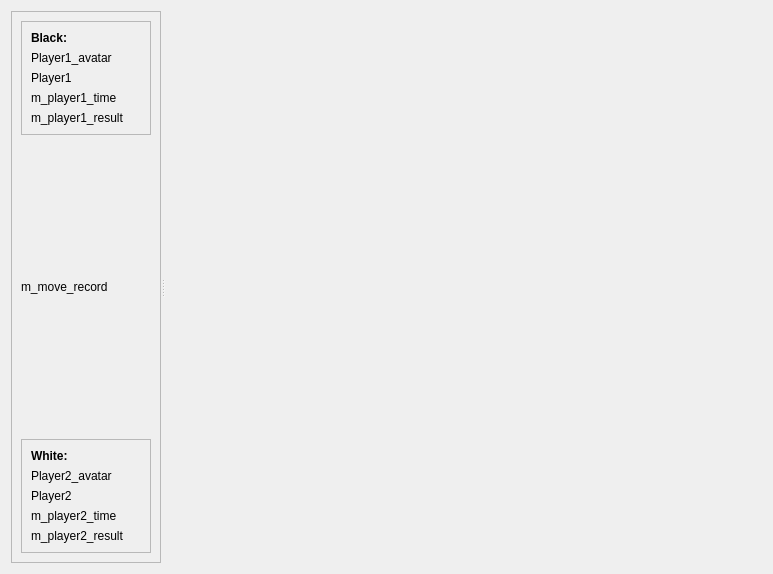
Before: the Qt Designer form gui/chess.ui in Texas-C/RetroChess, drawn with Qt 5.
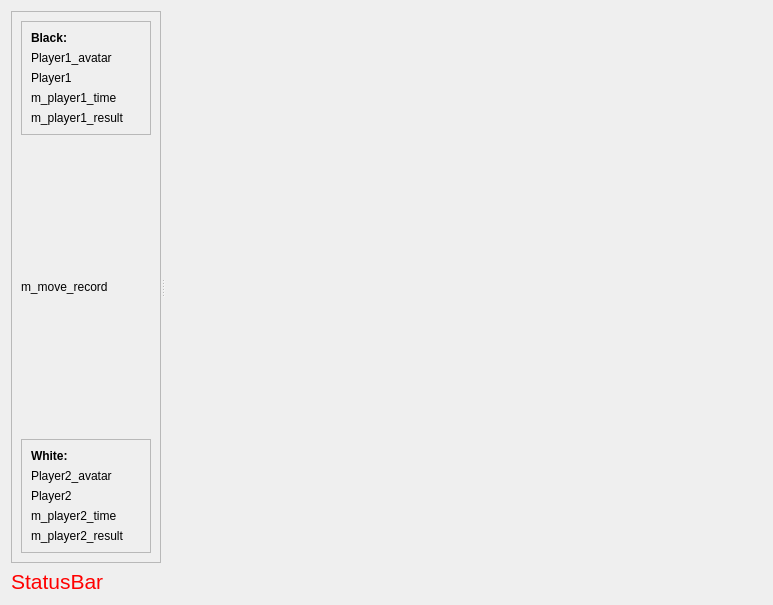
After: the same form once the commit is applied.

Patch:
```diff
--- a/gui/chess.ui
+++ b/gui/chess.ui
@@ -214,6 +214,16 @@
      </widget>
     </widget>
    </item>
+   <item row="1" column="0">
+    <widget class="QLabel" name="m_status_bar">
+     <property name="styleSheet">
+      <string notr="true">font: 16pt; color: rgb(255, 0, 0);</string>
+     </property>
+     <property name="text">
+      <string>StatusBar</string>
+     </property>
+    </widget>
+   </item>
   </layout>
  </widget>
  <resources/>
```
